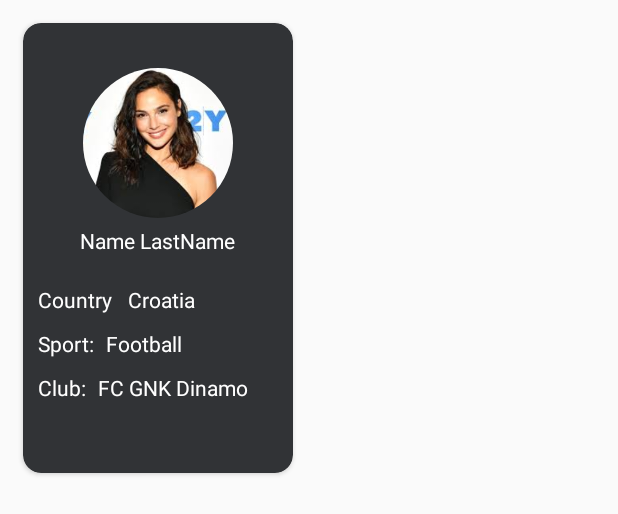
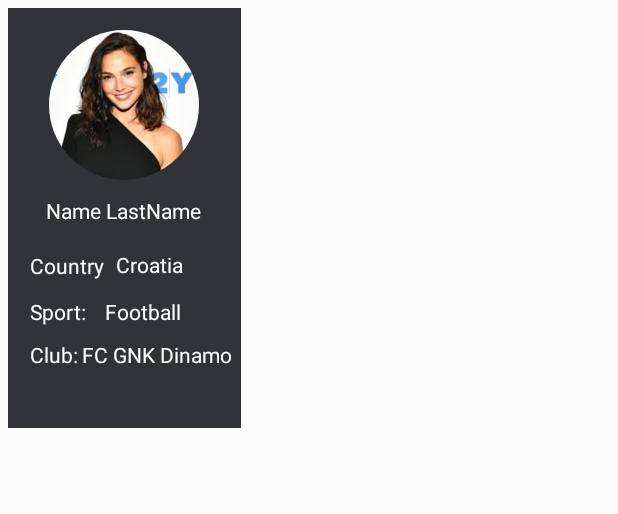
Before and after one commit to MatejLamza/SportsFeedAPI, an Android app: the layout item_athlete.xml on its own in the app's theme, with its tools: preview values and no code run, on a phone screen of 412 x 824 dp. Shown: the top 514 px of the screen. Run offline under Robolectric (Android 15) with nearby library versions, the phone set to English and light mode, and no system bars; plain views replace CircularImageView.

Commit message:
Fixed UI loading bug

```diff
--- a/app/src/main/java/com/example/sportapitask/view/ui/fragments/FragmentAthlete.kt
+++ b/app/src/main/java/com/example/sportapitask/view/ui/fragments/FragmentAthlete.kt
@@ -2,6 +2,7 @@ package com.example.sportapitask.view.ui.fragments
 
 import android.content.Context
 import android.os.Bundle
+import android.util.Log
 import android.view.LayoutInflater
 import android.view.View
 import android.view.ViewGroup
--- a/app/src/main/java/com/example/sportapitask/viewmodels/AthleteViewModel.kt
+++ b/app/src/main/java/com/example/sportapitask/viewmodels/AthleteViewModel.kt
@@ -1,5 +1,6 @@
 package com.example.sportapitask.viewmodels
 
+import android.util.Log
 import androidx.lifecycle.MutableLiveData
 import androidx.lifecycle.ViewModel
 import androidx.lifecycle.viewModelScope
--- a/app/src/main/java/com/example/sportapitask/viewmodels/FeedViewModel.kt
+++ b/app/src/main/java/com/example/sportapitask/viewmodels/FeedViewModel.kt
@@ -1,5 +1,6 @@
 package com.example.sportapitask.viewmodels
 
+import android.util.Log
 import androidx.lifecycle.MutableLiveData
 import androidx.lifecycle.ViewModel
 import androidx.lifecycle.viewModelScope
--- a/app/src/main/res/layout/item_athlete.xml
+++ b/app/src/main/res/layout/item_athlete.xml
@@ -1,94 +1,140 @@
 <?xml version="1.0" encoding="utf-8"?>
-<androidx.cardview.widget.CardView xmlns:android="http://schemas.android.com/apk/res/android"
+<androidx.constraintlayout.widget.ConstraintLayout
+    xmlns:android="http://schemas.android.com/apk/res/android"
     xmlns:app="http://schemas.android.com/apk/res-auto"
     android:orientation="vertical"
-    app:cardBackgroundColor="@color/dark_grey"
-    android:layout_margin="15dp"
-    app:cardCornerRadius="12dp"
-    android:layout_width="180dp"
-    android:layout_height="300dp">
+    android:layout_marginTop="5dp"
+    android:layout_marginLeft="5dp"
+    android:background="@color/dark_grey"
+    android:layout_width="155dp"
+    android:layout_height="280dp">
 
-    <RelativeLayout
+    <androidx.constraintlayout.widget.ConstraintLayout
         android:layout_width="match_parent"
-        android:layout_height="match_parent">
+        android:layout_height="match_parent"
+        app:layout_constraintBottom_toBottomOf="parent"
+        app:layout_constraintEnd_toEndOf="parent"
+        app:layout_constraintHorizontal_bias="0.065"
+        app:layout_constraintStart_toStartOf="parent"
+        app:layout_constraintTop_toTopOf="parent"
+        app:layout_constraintVertical_bias="0.037"
+        app:layout_constraintWidth_percent="0.4">
 
         <com.mikhaellopez.circularimageview.CircularImageView
             android:id="@+id/item_athlete_icon"
+            android:layout_width="100dp"
+            android:layout_height="100dp"
             android:layout_centerHorizontal="true"
-            android:layout_marginTop="30dp"
             android:src="@drawable/avatar_default"
-            android:layout_width="100dp"
-            android:layout_height="100dp"/>
+            app:layout_constraintBottom_toBottomOf="parent"
+            app:layout_constraintEnd_toEndOf="parent"
+            app:layout_constraintHorizontal_bias="0.492"
+            app:layout_constraintStart_toStartOf="parent"
+            app:layout_constraintTop_toTopOf="parent"
+            app:layout_constraintVertical_bias="0.08" />
+
 
         <TextView
             android:id="@+id/tv_item_athlete_name"
-            android:layout_marginTop="5dp"
+            android:layout_width="wrap_content"
+            android:layout_height="wrap_content"
+            android:layout_below="@id/item_athlete_icon"
             android:layout_centerHorizontal="true"
+            android:text="@string/placeholder_name"
             android:textColor="@color/white"
-            android:text="@string/placeholder_name"
-            android:layout_below="@id/item_athlete_icon"
-            android:layout_width="wrap_content"
-            android:layout_height="wrap_content"/>
+            app:layout_constraintBottom_toBottomOf="parent"
+            app:layout_constraintEnd_toEndOf="parent"
+            app:layout_constraintHorizontal_bias="0.491"
+            app:layout_constraintStart_toStartOf="parent"
+            app:layout_constraintTop_toBottomOf="@+id/item_athlete_icon"
+            app:layout_constraintVertical_bias="0.073" />
 
         <TextView
-            android:layout_marginStart="10dp"
-            android:layout_marginTop="20dp"
+            android:id="@+id/textView"
+            android:layout_width="wrap_content"
+            android:layout_height="wrap_content"
+            android:layout_below="@id/tv_item_athlete_name"
             android:text="@string/country"
             android:textColor="@color/white"
-            android:layout_below="@id/tv_item_athlete_name"
-            android:layout_width="wrap_content"
-            android:layout_height="wrap_content"/>
+            app:layout_constraintBottom_toBottomOf="parent"
+            app:layout_constraintEnd_toEndOf="parent"
+            app:layout_constraintHorizontal_bias="0.139"
+            app:layout_constraintStart_toStartOf="parent"
+            app:layout_constraintTop_toBottomOf="@+id/tv_item_athlete_name"
+            app:layout_constraintVertical_bias="0.149" />
+
 
         <TextView
             android:id="@+id/tv_item_athlete_country"
+            android:layout_width="wrap_content"
+            android:layout_height="wrap_content"
+            android:layout_below="@id/tv_item_athlete_name"
+            android:text="@string/country_placeholder"
             android:textColor="@color/white"
-            android:layout_marginStart="70dp"
-            android:layout_marginTop="20dp"
-            android:text="@string/country_placeholder"
-            android:layout_below="@id/tv_item_athlete_name"
-            android:layout_width="wrap_content"
-            android:layout_height="wrap_content"/>
+            app:layout_constraintBottom_toBottomOf="parent"
+            app:layout_constraintEnd_toEndOf="parent"
+            app:layout_constraintHorizontal_bias="0.155"
+            app:layout_constraintStart_toEndOf="@+id/textView"
+            app:layout_constraintTop_toBottomOf="@+id/tv_item_athlete_name"
+            app:layout_constraintVertical_bias="0.146" />
 
         <TextView
-            android:layout_marginTop="10dp"
-            android:layout_marginStart="10dp"
-            android:textColor="@color/white"
+            android:id="@+id/textView2"
+            android:layout_width="wrap_content"
+            android:layout_height="wrap_content"
             android:layout_below="@id/tv_item_athlete_country"
             android:text="@string/athlete_sport"
-            android:layout_width="wrap_content"
-            android:layout_height="wrap_content"/>
+            android:textColor="@color/white"
+            app:layout_constraintBottom_toBottomOf="parent"
+            app:layout_constraintEnd_toEndOf="parent"
+            app:layout_constraintHorizontal_bias="0.125"
+            app:layout_constraintStart_toStartOf="parent"
+            app:layout_constraintTop_toBottomOf="@+id/textView"
+            app:layout_constraintVertical_bias="0.147" />
+
 
         <TextView
             android:id="@+id/tv_item_athlete_sport"
-            android:layout_marginTop="10dp"
-            android:layout_marginStart="55dp"
+            android:layout_width="wrap_content"
+            android:layout_height="wrap_content"
             android:layout_below="@id/tv_item_athlete_country"
+            android:text="@string/sport_placeholder"
             android:textColor="@color/white"
-            android:text="@string/sport_placeholder"
-            android:layout_width="wrap_content"
-            android:layout_height="wrap_content"/>
+            app:layout_constraintBottom_toBottomOf="parent"
+            app:layout_constraintEnd_toEndOf="parent"
+            app:layout_constraintHorizontal_bias="0.235"
+            app:layout_constraintStart_toEndOf="@+id/textView2"
+            app:layout_constraintTop_toBottomOf="@+id/tv_item_athlete_country"
+            app:layout_constraintVertical_bias="0.15" />
 
         <TextView
-            android:layout_marginStart="10dp"
-            android:layout_marginTop="10dp"
+            android:id="@+id/textView3"
+            android:layout_width="wrap_content"
+            android:layout_height="wrap_content"
+            android:layout_below="@id/tv_item_athlete_sport"
+            android:text="@string/athlete_club"
             android:textColor="@color/white"
-            android:text="@string/athlete_club"
-            android:layout_below="@id/tv_item_athlete_sport"
-            android:layout_width="wrap_content"
-            android:layout_height="wrap_content"/>
+            app:layout_constraintBottom_toBottomOf="parent"
+            app:layout_constraintEnd_toEndOf="parent"
+            app:layout_constraintHorizontal_bias="0.119"
+            app:layout_constraintStart_toStartOf="parent"
+            app:layout_constraintTop_toBottomOf="@+id/textView2"
+            app:layout_constraintVertical_bias="0.193" />
+
 
         <TextView
             android:id="@+id/tv_item_athlete_club"
-            android:layout_marginTop="10dp"
-            android:layout_marginStart="50dp"
+            android:layout_width="wrap_content"
+            android:layout_height="wrap_content"
             android:layout_below="@id/tv_item_athlete_sport"
+            android:layout_marginEnd="4dp"
+            android:text="@string/club_placeholder"
             android:textColor="@color/white"
-            android:text="@string/club_placeholder"
-            android:layout_width="wrap_content"
-            android:layout_height="wrap_content"/>
+            app:layout_constraintBottom_toBottomOf="parent"
+            app:layout_constraintEnd_toEndOf="parent"
+            app:layout_constraintStart_toEndOf="@+id/textView3"
+            app:layout_constraintTop_toBottomOf="@+id/tv_item_athlete_sport"
+            app:layout_constraintVertical_bias="0.193" />
 
-
-
-    </RelativeLayout>
-
-</androidx.cardview.widget.CardView>
+    </androidx.constraintlayout.widget.ConstraintLayout>
+</androidx.constraintlayout.widget.ConstraintLayout>
```
Also changed, not shown: app/src/main/java/com/example/sportapitask/data/network/ApiaryDataSource.kt (+2 -5 lines), app/src/main/java/com/example/sportapitask/data/network/ApiaryDataSourceImpl.kt (+5 -28 lines), app/src/main/java/com/example/sportapitask/data/repositories/ApiaryRepoImpl.kt (+2 -8 lines), app/src/main/java/com/example/sportapitask/view/ui/VideoActivity.kt (+0 -13 lines), app/src/main/java/com/example/sportapitask/view/ui/fragments/FragmentFeed.kt (+4 -10 lines), app/src/main/res/layout/fragment_athletes.xml (+29 -18 lines), app/src/main/res/layout/fragment_feed.xml (renamed from app/src/main/res/layout/activity_feed.xml).
